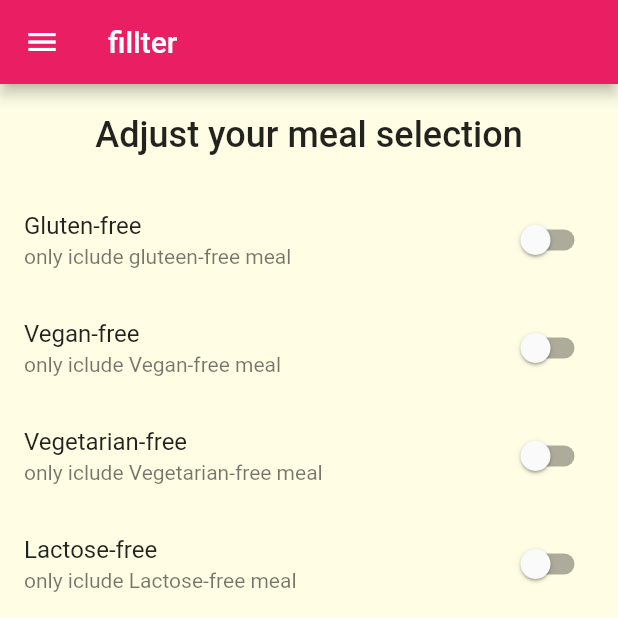
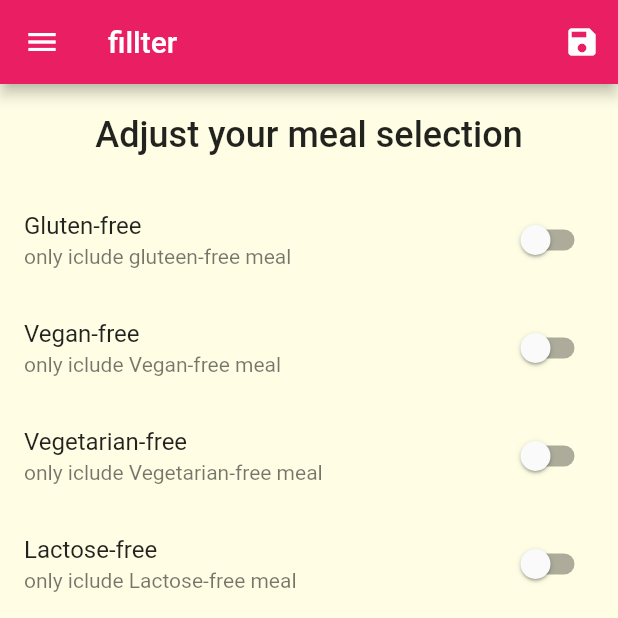
Before and after one commit to Musab-Al-omari/app-Meals-Flutter, a Flutter app: the FilterScreen screen opened by its route, on a phone screen of 412 x 824 dp, the top half of it. Run offline on Flutter 3.47's test engine with Material 2 defaults, Android fonts, the phone set to English and light mode, and no system bars; Roboto replaces fonts that are missing (Raleway, RobotoCondensed).

Commit message:
finshing the filter

```diff
--- a/lib/main.dart
+++ b/lib/main.dart
@@ -1,4 +1,6 @@
 import 'package:flutter/material.dart';
+import 'package:meals_app/dummy_data.dart';
+import 'package:meals_app/models/meal_Models.dart';
 import 'package:meals_app/screen/FilterScreen.dart';
 import 'package:meals_app/screen/tabs_screen.dart';
 import 'package:meals_app/widgets/Drawer_main.dart';
@@ -11,7 +13,41 @@ void main() {
   runApp(MyApp());
 }
 
-class MyApp extends StatelessWidget {
+class MyApp extends StatefulWidget {
+  @override
+  _MyAppState createState() => _MyAppState();
+}
+
+class _MyAppState extends State<MyApp> {
+  Map<String, bool> _filter = {
+    'gluten': false,
+    'lactose': false,
+    'vegan': false,
+    'vegetarian': false,
+  };
+
+  List<Meal> _avalibleMeal = DUMMY_MEALS;
+  void _setFilter(Map<String, bool> filterData) {
+    setState(() {
+      _filter = filterData;
+      _avalibleMeal = _avalibleMeal.where((meal) {
+        if (_filter['gluten'] as bool && !meal.isGlutenFree) {
+          return false;
+        }
+        if (_filter['lactose'] as bool && !meal.isLactoseFree) {
+          return false;
+        }
+        if (_filter['vegan'] as bool && !meal.isVegan) {
+          return false;
+        }
+        if (_filter['vegetarian'] as bool && !meal.isVegetarian) {
+          return false;
+        }
+        return true;
+      }).toList();
+    });
+  }
+
   @override
   Widget build(BuildContext context) {
     return MaterialApp(
@@ -35,9 +71,10 @@ class MyApp extends StatelessWidget {
               )),
       home: TabScreen(),
       routes: {
-        MealScreen.MealScreenRoute: (context) => MealScreen(),
+        MealScreen.MealScreenRoute: (context) => MealScreen(_avalibleMeal),
         MealDetails.MealDetailsRoute: (context) => MealDetails(),
-        FilterScreen.FilterScreenRoute: (context) => FilterScreen(),
+        FilterScreen.FilterScreenRoute: (context) =>
+            FilterScreen(_setFilter, _filter),
       },
       // onGenerateRoute: (settings) {
       //   print(settings.name);
--- a/lib/screen/FilterScreen.dart
+++ b/lib/screen/FilterScreen.dart
@@ -3,6 +3,9 @@ import 'package:meals_app/widgets/Drawer_main.dart';
 
 class FilterScreen extends StatefulWidget {
   static const FilterScreenRoute = '/Filter-Route';
+  final Function setFilters;
+  final Map<String, bool> cruuntFilter;
+  FilterScreen(this.setFilters, this.cruuntFilter);
 
   @override
   _FilterScreenState createState() => _FilterScreenState();
@@ -13,6 +16,15 @@ class _FilterScreenState extends State<FilterScreen> {
   var _isVegan = false;
   var _isVegetarian = false;
   var _isLactoseFree = false;
+
+  @override
+  void initState() {
+    _isGlutenFree = widget.cruuntFilter['gluten'] as bool;
+    _isVegan = widget.cruuntFilter['vegan'] as bool;
+    _isVegetarian = widget.cruuntFilter['vegetarian'] as bool;
+    _isLactoseFree = widget.cruuntFilter['lactose'] as bool;
+    super.initState();
+  }
 
   Widget buildSwitch(
       String title, String subTitle, bool myBool, Function(bool) updateValue) {
@@ -28,6 +40,18 @@ class _FilterScreenState extends State<FilterScreen> {
     return Scaffold(
       appBar: AppBar(
         title: Text('fillter'),
+        actions: [
+          IconButton(
+              onPressed: () {
+                widget.setFilters({
+                  'gluten': _isGlutenFree,
+                  'lactose': _isLactoseFree,
+                  'vegan': _isVegan,
+                  'vegetarian': _isVegetarian,
+                });
+              },
+              icon: Icon(Icons.save))
+        ],
       ),
       drawer: AppDrawer(),
       body: Column(
--- a/lib/screen/Meal_screen.dart
+++ b/lib/screen/Meal_screen.dart
@@ -5,7 +5,9 @@ import '../dummy_data.dart';
 
 class MealScreen extends StatefulWidget {
   static const MealScreenRoute = '/Meal-Screen';
+  final List<Meal> avalibleMeal;
 
+  MealScreen(this.avalibleMeal);
   @override
   _MealScreenState createState() => _MealScreenState();
 }
@@ -31,7 +33,7 @@ class _MealScreenState extends State<MealScreen> {
 
       final mealId = modaleRout['id'];
 
-      myCataMeal = DUMMY_MEALS.where((meal) {
+      myCataMeal = widget.avalibleMeal.where((meal) {
         return meal.categories.contains(mealId);
       }).toList();
     }
--- a/lib/screen/favorites.dart
+++ b/lib/screen/favorites.dart
@@ -3,6 +3,6 @@ import 'package:flutter/material.dart';
 class Favorite extends StatelessWidget {
   @override
   Widget build(BuildContext context) {
-    return Text('data');
+    return Center(child: Text('YOU HAVE NO ITEMS '));
   }
 }
--- a/lib/screen/tabs_screen.dart
+++ b/lib/screen/tabs_screen.dart
@@ -1,7 +1,7 @@
 import 'package:flutter/cupertino.dart';
 import 'package:flutter/material.dart';
 import 'package:meals_app/screen/cataegories_screen.dart';
-import 'package:meals_app/screen/favorites.dart';
+import 'package:meals_app/screen/Favorites.dart';
 import 'package:meals_app/widgets/Drawer_main.dart';
 
 class TabScreen extends StatefulWidget {
```
